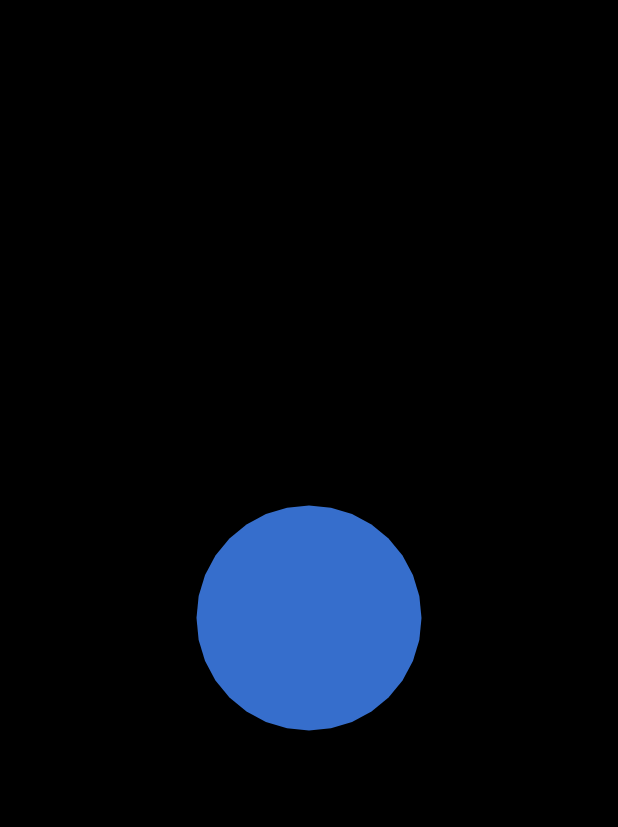
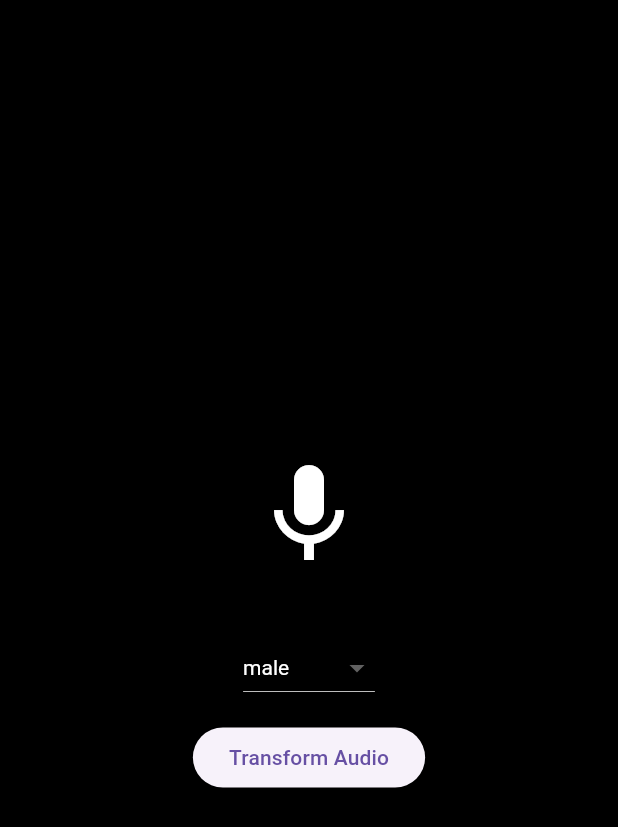
Before and after one commit to adityagaur0/dappunk-assignment, a Flutter app: the screen it shows after launch, on a phone screen of 412 x 824 dp. Shown: the top 827 px of the screen. Run offline on Flutter 3.47's test engine with Material 3 defaults, Android fonts, the light colour scheme and no system bars; our stand-ins replace audioplayers, flutter_bloc, flutter_hooks, flutter_spinkit, permission_handler, share_plus; missing offline and left inert: audio_waveforms, ffmpeg_kit_flutter_new, flutter_audio_capture, record.

Commit message:
VOICE-0002: Full Implementation with waveforms, export, transformation of voices

```diff
--- /dev/null
+++ b/lib/bloc/voice_bloc.dart
@@ -0,0 +1,47 @@
+import 'dart:async';
+
+import 'package:flutter_bloc/flutter_bloc.dart';
+import '../services/audio_capture_service.dart';
+import '../shared/utils/audio_utils.dart';
+
+sealed class AudioState {
+  final double amplitude;
+  const AudioState(this.amplitude);
+}
+
+class AudioInitial extends AudioState {
+  const AudioInitial() : super(0);
+}
+
+class AudioUpdated extends AudioState {
+  final List<double> waveform;
+  // const AudioUpdated(super.amplitude);
+  const AudioUpdated(super.amplitude, this.waveform);
+}
+
+class AudioBloc extends Cubit<AudioState> {
+  final AudioCaptureService _audioService;
+
+  AudioBloc(this._audioService) : super(const AudioInitial());
+
+  Future<void> startListening() async {
+    List<double> _waveform = [];
+    try {
+      await _audioService.initCapture(
+        (buffer) {
+          final amp = calculateAmplitude(buffer);
+          _waveform.add(amp);
+          if (_waveform.length > 60) _waveform.removeAt(0); // max 60 bars
+          emit(AudioUpdated(amp, List.of(_waveform)));
+        },
+        (error) => print('Error: $error'),
+      );
+    } catch (e) {
+      print("Failed to start audio capture: $e");
+    }
+  }
+
+  Future<void> stopListening() async {
+    await _audioService.stopCapture();
+  }
+}
--- /dev/null
+++ b/lib/features/voice_visualizer/ui/voice_visualizer_screen.dart
@@ -0,0 +1,253 @@
+import 'dart:io';
+
+import 'package:audio_waveforms/audio_waveforms.dart';
+import 'package:audioplayers/audioplayers.dart';
+import 'package:flutter/material.dart';
+import 'package:flutter_hooks/flutter_hooks.dart';
+import 'package:flutter_bloc/flutter_bloc.dart';
+import 'package:flutter_spinkit/flutter_spinkit.dart';
+import 'package:path_provider/path_provider.dart';
+import 'package:voice_morph/shared/utils/download_audio_file.dart';
+import '../../../bloc/voice_bloc.dart';
+import '../../../hooks/use_mic_permission.dart';
+import '../../../services/audio_capture_service.dart';
+import '../../../services/transform_service.dart';
+import '../../../shared/constants/colors.dart';
+import '../../../shared/widgets/waveform_painter.dart';
+import 'package:record/record.dart';
+
+import '../widgets/button.dart';
+
+class VoiceVisualizerScreen extends HookWidget {
+  const VoiceVisualizerScreen({super.key});
+
+  @override
+  Widget build(BuildContext context) {
+    useAudioPermission();
+    final audioBloc = useMemoized(() => AudioBloc(AudioCaptureService()));
+    final isRecording = useState(false);
+    final isTransformed = useState(false);
+    final isTransforming = useState(false);
+    final audioFilePath = useState<String?>(null);
+    final transformedAudioFilePath = useState<String?>(null);
+    final record = useMemoized(() => AudioRecorder());
+    final audioPlayer = useMemoized(() => AudioPlayer());
+    final selectedEffect = useState<String?>('male');
+    final playerController = useMemoized(() => PlayerController());
+    final shortestSide = MediaQuery.of(context).size.shortestSide;
+
+    useEffect(() {
+      return audioBloc.stopListening;
+    }, []);
+
+    Future<void> play(String path) async {
+      final file = File(path);
+      if (!await file.exists()) {
+        debugPrint('File does not exist: $path');
+        return;
+      }
+
+      await audioPlayer.stop();
+      debugPrint('Playing file: $path');
+      await playerController.preparePlayer(path: path);
+      await playerController.startPlayer();
+      await audioPlayer.play(DeviceFileSource(path));
+    }
+
+    // Future<void> play(String path) async {
+    //   await audioPlayer.stop();
+    //   await audioPlayer.play(DeviceFileSource(path));
+    // }
+    useEffect(() {
+      return () {
+        playerController.dispose();
+      };
+    }, []);
+
+    return BlocProvider.value(
+      value: audioBloc,
+      child: Scaffold(
+        backgroundColor: AppColors.background,
+        body: SafeArea(
+          child: Center(
+            child: Column(
+              mainAxisAlignment: MainAxisAlignment.center,
+              children: [
+                if (isRecording.value) ...[
+                  BlocBuilder<AudioBloc, AudioState>(
+                    builder: (_, state) {
+                      if (state is AudioUpdated) {
+                        return Column(
+                          children: [
+                            SizedBox(
+                              height: 80,
+                              width: double.infinity,
+                              child: CustomPaint(
+                                painter: WaveformPainter(state.waveform),
+                              ),
+                            ),
+                          ],
+                        );
+                      }
+                      return const SizedBox(height: 80);
+                    },
+                  ),
+                  const SizedBox(height: 20),
+                ],
+                IconButton(
+                  iconSize: 80,
+                  color: Colors.white,
+                  icon: Icon(isRecording.value ? Icons.mic_off : Icons.mic),
+                  onPressed: () async {
+                    if (isRecording.value) {
+                      isRecording.value = false;
+                      // audioBloc.stopListening();
+                      await record.stop();
+                      audioBloc.stopListening();
+                    } else {
+                      await audioPlayer.stop();
+                      isRecording.value = true;
+                      // audioBloc.startListening();
+                      final dir = await getApplicationDocumentsDirectory();
+                      // final filePath = "${dir.path}/voice_${DateTime.now().millisecondsSinceEpoch}.";
+                      final filePath = '${dir.path}/voice_${DateTime.now().millisecondsSinceEpoch}.aac';
+                      audioFilePath.value = filePath;
+                      await record.start(
+                        RecordConfig(
+                          encoder: AudioEncoder.aacLc,
+                          bitRate: 128000,
+                          sampleRate: 44100,
+                        ),
+                        path: filePath,
+                      );
+                      audioBloc.startListening();
+                      isTransformed.value = false;
+                    }
+                  },
+                ),
+                const SizedBox(height: 30),
+                if (!isRecording.value && !isTransformed.value) ...[
+                  DropdownButton<String>(
+                    value: selectedEffect.value,
+                    dropdownColor: Colors.grey[900],
+                    style: const TextStyle(color: Colors.white),
+                    items: ['male', 'female', 'child', 'robot', 'deep', 'high_pitch']
+                        .map((e) => DropdownMenuItem(
+                              value: e,
+                              child: Text(e),
+                            ))
+                        .toList(),
+                    onChanged: (value) => selectedEffect.value = value,
+                  ),
+                  const SizedBox(height: 12),
+                  ElevatedButton(
+                    onPressed: () async {
+                      if (audioFilePath.value == null || selectedEffect.value == null) {
+                        ScaffoldMessenger.of(context).showSnackBar(
+                          const SnackBar(content: Text('Record first')),
+                        );
+                        return;
+                      }
+                      isTransforming.value = true;
+                      try {
+                        final newFilePath = await TransformService.transformAac(
+                          inputPath: audioFilePath.value!,
+                          effect: selectedEffect.value!,
+                        );
+                        transformedAudioFilePath.value = newFilePath;
+                        isTransformed.value = true;
+                      } catch (e) {
+                        debugPrint("Transform failed: $e");
+                        isTransformed.value = false;
+                      } finally {
+                        isTransforming.value = false;
+                      }
+                    },
+                    child: const Text("Transform Audio"),
+                  ),
+                ],
+                if (isTransforming.value) const SpinKitWave(color: Colors.white, size: 40),
+                if (isTransformed.value)
+                  Column(
+                    children: [
+                      const SizedBox(height: 20),
+                      const Text("Playback Options", style: TextStyle(color: Colors.white, fontSize: 16)),
+                      const SizedBox(height: 10),
+                      Row(
+                        mainAxisAlignment: MainAxisAlignment.spaceEvenly,
+                        crossAxisAlignment: CrossAxisAlignment.start,
+                        children: [
+                          BWButton(
+                            icon: Icons.play_arrow,
+                            label: "Original",
+                            onPressed: () {
+                              if (audioFilePath.value != null) {
+                                play(audioFilePath.value!);
+                              }
+                            },
+                          ),
+                          Column(
+                            crossAxisAlignment: CrossAxisAlignment.start,
+                            children: [
+                              BWButton(
+                                icon: Icons.play_arrow,
+                                label: "Transformed",
+                                onPressed: () {
+                                  if (transformedAudioFilePath.value != null) {
+                                    play(transformedAudioFilePath.value!);
+                                  }
+                                },
+                              ),
+                              const SizedBox(height: 8),
+                              BWButton(
+                                icon: Icons.download,
+                                label: "Export",
+                                onPressed: () async {
+                                  final path = transformedAudioFilePath.value;
+                                  if (path != null) {
+                                    try {
+                                      await handleTransformedAudioShareOrDownload(path);
+                                      if (Platform.isAndroid) {
+                                        ScaffoldMessenger.of(context).showSnackBar(
+                                          const SnackBar(content: Text('Saved to Downloads')),
+                                        );
+                                      }
+                                    } catch (e) {
+                                      ScaffoldMessenger.of(context).showSnackBar(
+                                        SnackBar(content: Text("Error: $e")),
+                                      );
+                                    }
+                                  }
+                                },
+                              ),
+                            ],
+                          ),
+                        ],
+                      ),
+                      const SizedBox(height: 10),
+                      Container(
+                          height: 80,
+                          width: MediaQuery.of(context).size.width,
+                          margin: const EdgeInsets.symmetric(horizontal: 16),
+                          child: AudioFileWaveforms(
+                            size: Size(shortestSide * 0.9, 70),
+                            playerController: playerController,
+                            enableSeekGesture: true,
+                            waveformType: WaveformType.fitWidth,
+                            playerWaveStyle: const PlayerWaveStyle(
+                              fixedWaveColor: Colors.white38,
+                              liveWaveColor: Colors.white,
+                              spacing: 6,
+                              showSeekLine: true,
+                            ),
+                          ))
+                    ],
+                  )
+              ],
+            ),
+          ),
+        ),
+      ),
+    );
+  }
+}
--- /dev/null
+++ b/lib/hooks/use_mic_permission.dart
@@ -0,0 +1,14 @@
+import 'package:flutter_hooks/flutter_hooks.dart';
+import 'package:permission_handler/permission_handler.dart';
+
+useAudioPermission() {
+  useEffect(() {
+    Future.microtask(() async {
+      final status = await Permission.microphone.request();
+      if (status.isPermanentlyDenied) {
+        openAppSettings();
+      }
+    });
+    return null;
+  }, []);
+}
--- a/lib/main.dart
+++ b/lib/main.dart
@@ -1,40 +1,12 @@
 // import 'package:flutter/material.dart';
+// import 'app.dart';
 //
 // void main() {
-//   runApp(const MyApp());
-// }
-//
-// class MyApp extends StatelessWidget {
-//   const MyApp({super.key});
-//
-//   @override
-//   Widget build(BuildContext context) {
-//     return MaterialApp(
-//       title: 'Flutter Demo',
-//       theme: ThemeData(
-//         colorScheme: ColorScheme.fromSeed(seedColor: Colors.deepPurple),
-//         useMaterial3: true,
-//       ),
-//       home: const MyHomePage(),
-//     );
-//   }
-// }
-//
-// class MyHomePage extends StatelessWidget {
-//   const MyHomePage({super.key});
-//
-//   @override
-//   Widget build(BuildContext context) {
-//     return const Placeholder();
-//   }
+//   runApp(const VoiceBlobApp());
 // }
 
-import 'dart:math';
-import 'dart:typed_data';
-
 import 'package:flutter/material.dart';
-import 'package:flutter_audio_capture/flutter_audio_capture.dart';
-import 'package:permission_handler/permission_handler.dart';
+import 'features/voice_visualizer/ui/voice_visualizer_screen.dart';
 
 void main() {
   runApp(const VoiceBlobApp());
@@ -45,135 +17,9 @@ class VoiceBlobApp extends StatelessWidget {
 
   @override
   Widget build(BuildContext context) {
-    return MaterialApp(
-      title: 'Voice Blob',
+    return const MaterialApp(
       debugShowCheckedModeBanner: false,
-      home: const VoiceVisualizer(),
+      home: VoiceVisualizerScreen(),
     );
   }
 }
-
-class VoiceVisualizer extends StatefulWidget {
-  const VoiceVisualizer({super.key});
-
-  @override
-  State<VoiceVisualizer> createState() => _VoiceVisualizerState();
-}
-
-class _VoiceVisualizerState extends State<VoiceVisualizer> with SingleTickerProviderStateMixin {
-  final FlutterAudioCapture _audioCapture = FlutterAudioCapture();
-  double _amplitude = 0;
-  late AnimationController _controller;
-
-  @override
-  void initState() {
-    super.initState();
-    _controller = AnimationController(
-      vsync: this,
-      duration: const Duration(milliseconds: 2000),
-    )..repeat(reverse: true);
-    _requestMicPermission();
-  }
-
-  Future<void> _requestMicPermission() async {
-    final status = await Permission.microphone.request();
-    print("Mic permission status: $status");
-
-    if (status.isGranted) {
-      _startCapture();
-    } else if (status.isPermanentlyDenied) {
-      openAppSettings();
-    } else {
-      print("Microphone permission denied");
-    }
-  }
-
-  void _startCapture() async {
-    try {
-      await _audioCapture.init();
-
-      await _audioCapture.start(listener, onError, sampleRate: 44100, bufferSize: 3000);
-    } catch (e) {
-      print("Failed to start audio capture: $e");
-    }
-  }
-
-  void listener(dynamic obj) {
-    final buffer = Float64List.fromList(obj.cast<double>());
-    double sum = 0;
-    for (var i = 0; i < buffer.length; i++) {
-      sum += buffer[i] * buffer[i];
-    }
-    final rms = sqrt(sum / buffer.length);
-    final amp = rms.clamp(0, 1).toDouble();
-    setState(() {
-      _amplitude = amp;
-    });
-  }
-
-  void onError(Object e) {
-    print("Audio capture error: $e");
-  }
-
-  @override
-  void dispose() {
-    _audioCapture.stop();
-    _controller.dispose();
-    super.dispose();
-  }
-
-  @override
-  Widget build(BuildContext context) {
-    double size = 150 + _amplitude * 100;
-
-    return Scaffold(
-      backgroundColor: Colors.black,
-      body: Center(
-        child: AnimatedBuilder(
-          animation: _controller,
-          builder: (_, __) => CustomPaint(
-            painter: BlobPainter(amplitude: _amplitude, tick: _controller.value),
-            child: SizedBox(width: size, height: size),
-          ),
-        ),
-      ),
-    );
-  }
-}
-
-class BlobPainter extends CustomPainter {
-  final double amplitude;
-  final double tick;
-  final int points;
-
-  BlobPainter({required this.amplitude, required this.tick, this.points = 32});
-
-  @override
-  void paint(Canvas canvas, Size size) {
-    final center = size.center(Offset.zero);
-    final radius = size.width / 2;
-    final paint = Paint()
-      ..color = Colors.blueAccent.withOpacity(0.8)
-      ..style = PaintingStyle.fill;
-
-    final path = Path();
-    for (int i = 0; i <= points; i++) {
-      final angle = (i / points) * 2 * pi;
-      final noise = sin(angle * 3 + tick * 2 * pi) * amplitude * 50;
-      final r = radius + noise;
-      final x = center.dx + r * cos(angle);
-      final y = center.dy + r * sin(angle);
-      if (i == 0) {
-        path.moveTo(x, y);
-      } else {
-        path.lineTo(x, y);
-      }
-    }
-
-    path.close();
-    canvas.drawPath(path, paint);
-  }
-
-  @override
-  bool shouldRepaint(covariant BlobPainter oldDelegate) => oldDelegate.amplitude != amplitude || oldDelegate.tick != tick;
-}
--- /dev/null
+++ b/lib/services/audio_capture_service.dart
@@ -0,0 +1,21 @@
+import 'dart:typed_data';
+import 'package:flutter_audio_capture/flutter_audio_capture.dart';
+
+typedef AudioListener = void Function(Float64List buffer);
+typedef AudioErrorListener = void Function(Object error);
+
+class AudioCaptureService {
+  final FlutterAudioCapture _audioCapture = FlutterAudioCapture();
+
+  Future<void> initCapture(AudioListener onData, AudioErrorListener onError) async {
+    await _audioCapture.init();
+    await _audioCapture.start(
+      (data) => onData(Float64List.fromList(data.cast<double>())),
+      onError,
+      sampleRate: 44100,
+      bufferSize: 3000,
+    );
+  }
+
+  Future<void> stopCapture() => _audioCapture.stop();
+}
--- /dev/null
+++ b/lib/services/transform_service.dart
@@ -0,0 +1,32 @@
+import 'dart:io';
+import 'package:ffmpeg_kit_flutter_new/ffmpeg_kit.dart';
+import 'package:path_provider/path_provider.dart';
+
+class TransformService {
+  static Future<String> transformAac({
+    required String inputPath,
+    required String effect,
+  }) async {
+    final dir = await getTemporaryDirectory();
+    final outputPath = "${dir.path}/output_$effect.aac";
+
+    String filter = switch (effect) {
+      'male' => 'asetrate=44100*0.8,atempo=1.25',
+      'female' => 'asetrate=44100*1.2,atempo=0.83',
+      'child' => 'asetrate=44100*1.4,atempo=0.71',
+      'robot' => 'afftfilt=real=\'hypot(re,im)\':imag=\'0\'',
+      'deep' => 'asetrate=44100*0.6,atempo=1.66',
+      'high_pitch' => 'asetrate=44100*1.5,atempo=0.67',
+      _ => throw Exception('Unsupported effect')
+    };
+
+    final command = '-y -i "$inputPath" -af "$filter" "$outputPath"';
+    await FFmpegKit.execute(command);
+
+    if (!File(outputPath).existsSync()) {
+      throw Exception('Failed to process audio.');
+    }
+
+    return outputPath;
+  }
+}
--- /dev/null
+++ b/lib/shared/constants/colors.dart
@@ -0,0 +1,6 @@
+import 'package:flutter/material.dart';
+
+class AppColors {
+  static const background = Colors.black;
+  static const blob = Colors.blueAccent;
+}
--- /dev/null
+++ b/lib/shared/widgets/waveform_painter.dart
@@ -0,0 +1,28 @@
+import 'package:flutter/material.dart';
+
+class WaveformPainter extends CustomPainter {
+  final List<double> amplitudes;
+
+  WaveformPainter(this.amplitudes);
+
+  @override
+  void paint(Canvas canvas, Size size) {
+    final barWidth = size.width / amplitudes.length;
+    final paint = Paint()
+      ..color = Colors.white
+      ..strokeWidth = barWidth * 0.6
+      ..strokeCap = StrokeCap.round;
+
+    for (int i = 0; i < amplitudes.length; i++) {
+      final amp = amplitudes[i];
+      final x = i * barWidth;
+      final y = size.height / 2;
+      final barHeight = amp * size.height * 0.8;
+      canvas.drawLine(Offset(x, y - barHeight), Offset(x, y + barHeight), paint);
+    }
+  }
+
+  //
+  @override
+  bool shouldRepaint(covariant CustomPainter oldDelegate) => true;
+}
```
Also changed, not shown: lib/features/voice_visualizer/widgets/button.dart (added, +31 -0 lines), lib/shared/utils/audio_utils.dart (added, +8 -0 lines), lib/shared/utils/download_audio_file.dart (added, +36 -0 lines), lib/shared/widgets/blob_painter.dart (added, +40 -0 lines), pubspec.yaml (+11 -0 lines), lib/app.dart (deleted), pubspec.lock, 1 other file.
